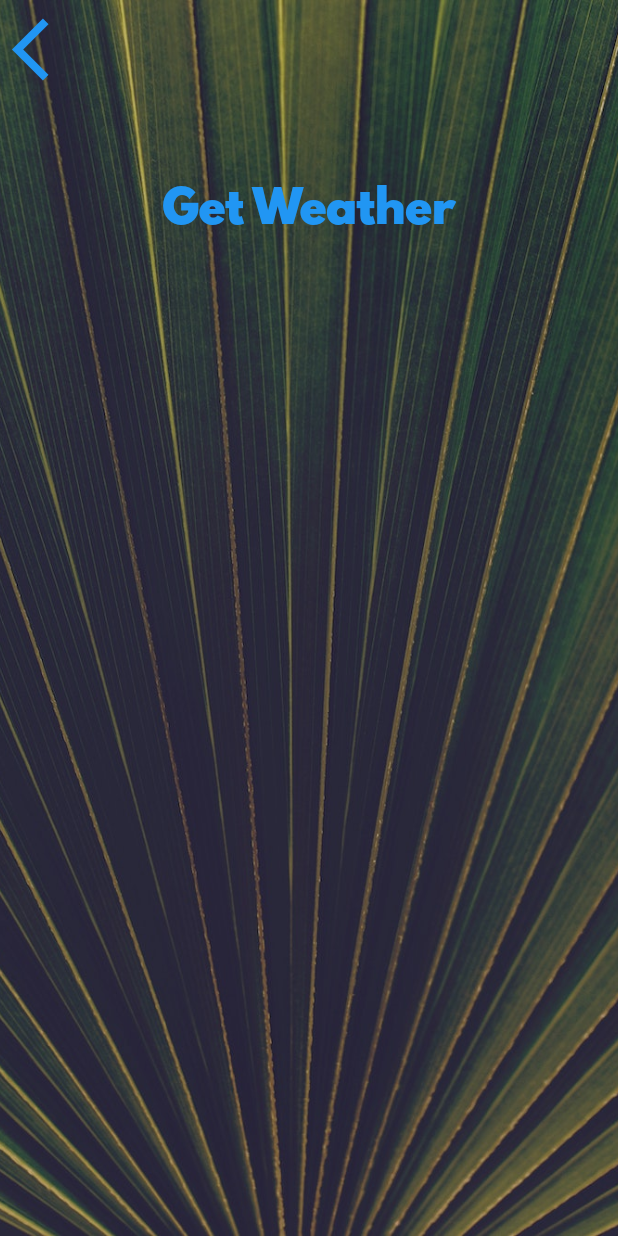
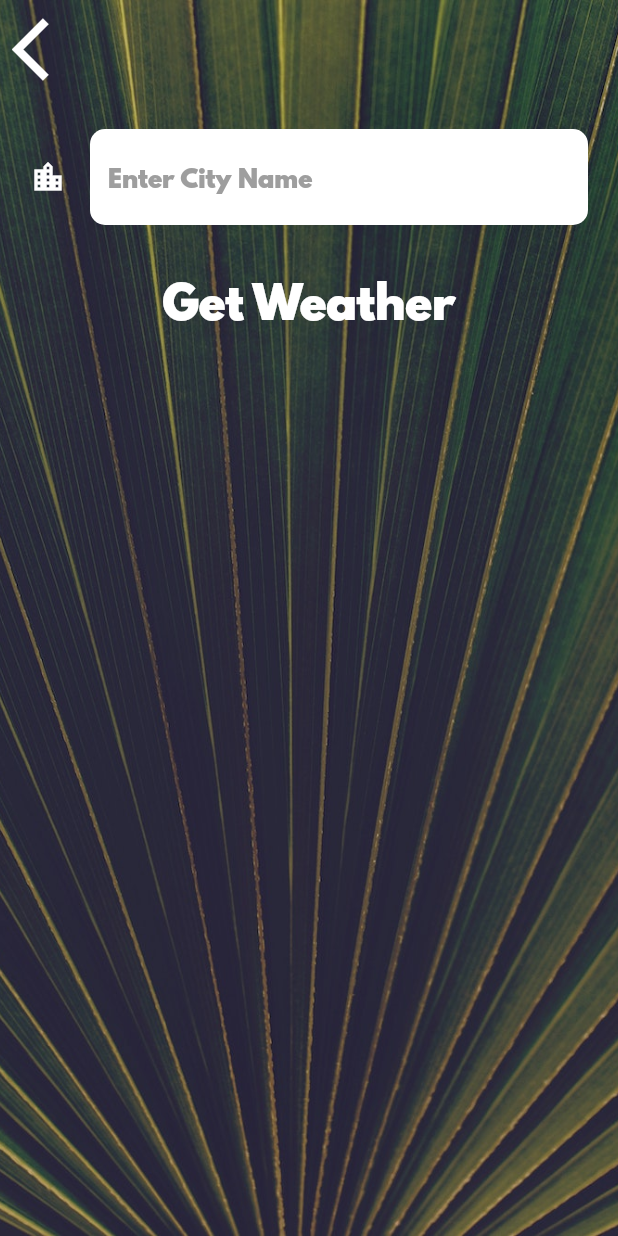
Before and after one commit to abhisheksakibanda/clima_flutter, a Flutter app: the CityScreen screen opened directly, on a phone screen of 412 x 824 dp. Run offline on Flutter 3.47's test engine with Material 2 defaults, Android fonts, the phone set to English and light mode, and no system bars; our stand-ins replace flutter_spinkit, geolocator; network calls fail.

Commit message:
added functionality to fetch data by city and updated API

```diff
--- a/lib/screens/city_screen.dart
+++ b/lib/screens/city_screen.dart
@@ -7,6 +7,8 @@ class CityScreen extends StatefulWidget {
 }
 
 class _CityScreenState extends State<CityScreen> {
+  String cityName = '';
+
   @override
   Widget build(BuildContext context) {
     return Scaffold(
@@ -24,19 +26,29 @@ class _CityScreenState extends State<CityScreen> {
               Align(
                 alignment: Alignment.topLeft,
                 child: TextButton(
-                  onPressed: () {},
+                  onPressed: () {
+                    Navigator.pop(context);
+                  },
                   child: Icon(
                     Icons.arrow_back_ios,
+                    color: Colors.white,
                     size: 50.0,
                   ),
                 ),
               ),
               Container(
                 padding: EdgeInsets.all(20.0),
-                child: null,
+                child: TextField(
+                  style: TextStyle(
+                    color: Colors.black,
+                    fontFamily: 'Spartan MB',
+                  ),
+                  decoration: kTextFieldInputDecoration,
+                  onChanged: (value) => cityName = value,
+                ),
               ),
               TextButton(
-                onPressed: () {},
+                onPressed: () => Navigator.pop(context, cityName),
                 child: Text(
                   'Get Weather',
                   style: kButtonTextStyle,
--- a/lib/utilities/constants.dart
+++ b/lib/utilities/constants.dart
@@ -2,21 +2,41 @@ import 'package:flutter/material.dart';
 
 const String apiKey = '520a20e47f00514b8a96ae79896341f6';
 
-const kTempTextStyle = TextStyle(
+const TextStyle kTempTextStyle = TextStyle(
   fontFamily: 'Spartan MB',
   fontSize: 100.0,
 );
 
-const kMessageTextStyle = TextStyle(
+const TextStyle kMessageTextStyle = TextStyle(
   fontFamily: 'Spartan MB',
   fontSize: 60.0,
 );
 
-const kButtonTextStyle = TextStyle(
+const TextStyle kButtonTextStyle = TextStyle(
   fontSize: 30.0,
   fontFamily: 'Spartan MB',
+  color: Colors.white,
 );
 
-const kConditionTextStyle = TextStyle(
+const TextStyle kConditionTextStyle = TextStyle(
   fontSize: 100.0,
 );
+
+const InputDecoration kTextFieldInputDecoration = InputDecoration(
+  fillColor: Colors.white,
+  filled: true,
+  icon: Icon(
+    Icons.location_city,
+    color: Colors.white,
+  ),
+  hintText: 'Enter City Name',
+  hintStyle: TextStyle(
+    color: Colors.grey,
+  ),
+  border: OutlineInputBorder(
+    borderRadius: BorderRadius.all(
+      Radius.circular(10.0),
+    ),
+    borderSide: BorderSide.none,
+  ),
+);
```
Also changed, not shown: lib/screens/loading_screen.dart (+2 -11 lines), lib/screens/location_screen.dart (+28 -4 lines), lib/services/weather.dart (+41 -0 lines), 3 other files.
